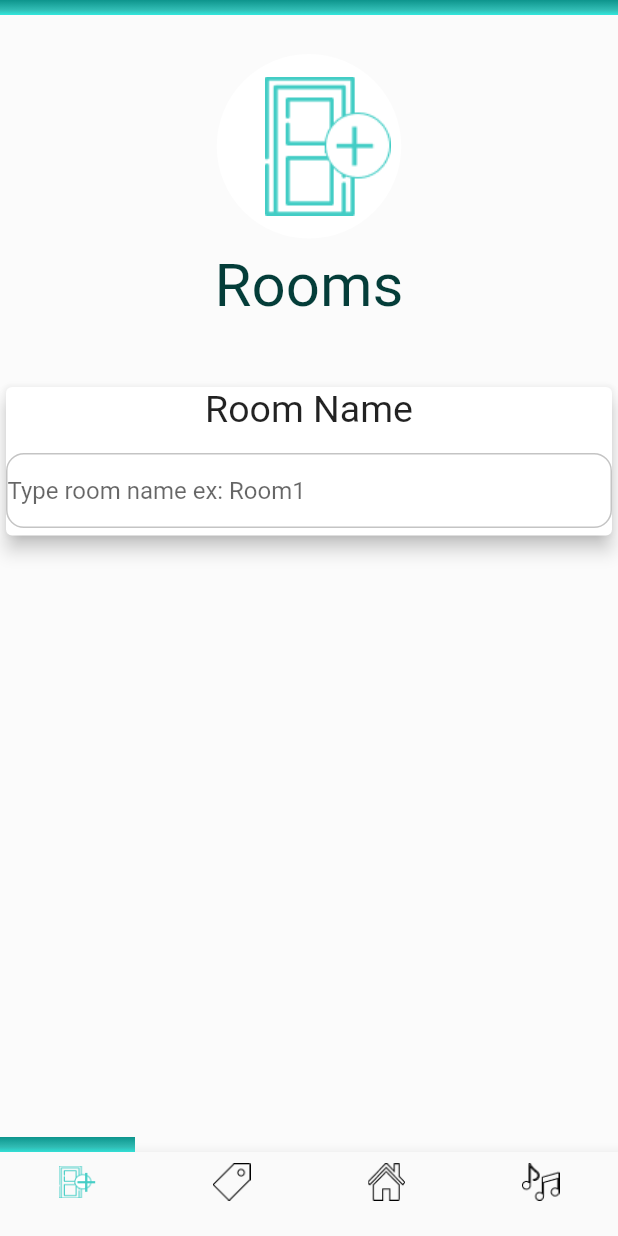
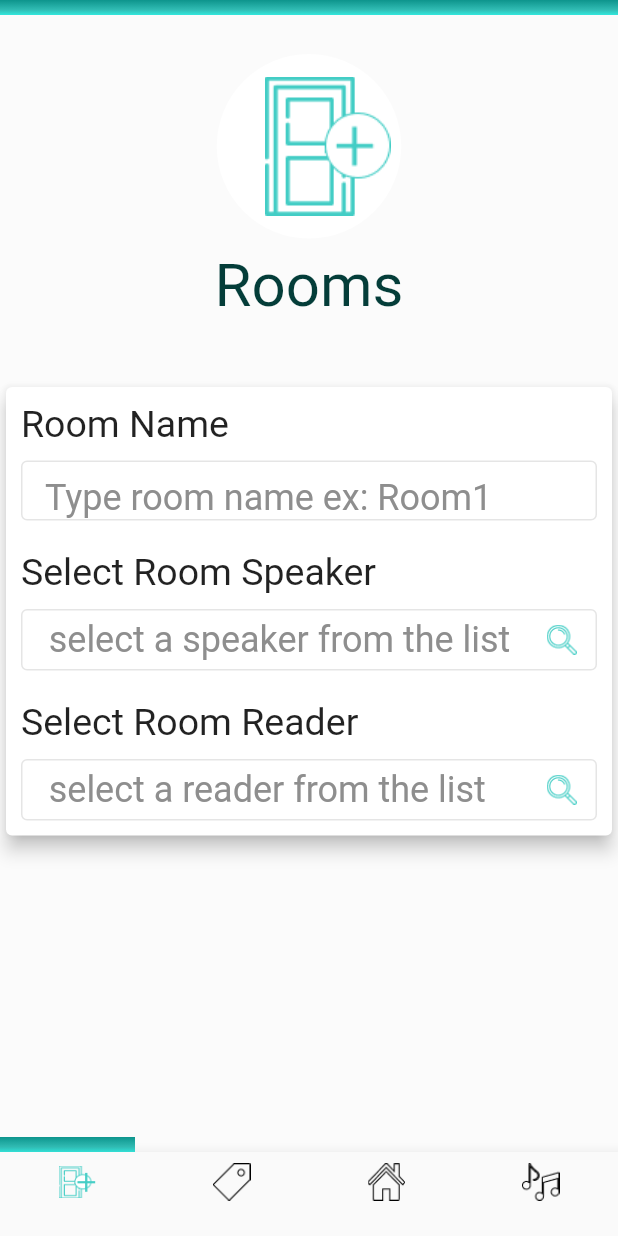
Before and after one commit to slipiduche/systemAPP, a Flutter app: the AddRoomsPage screen opened by its route, on a phone screen of 412 x 824 dp. Run offline on Flutter 3.47's test engine with Material 2 defaults, Android fonts, the phone set to English and light mode, and no system bars; our stand-ins replace file_picker, rxdart, shared_preferences; missing offline and left inert: id3, mime_type, mqtt_client, shared_preferences_web; accounts and stored records are empty.

Commit message:
addromm page

```diff
--- a/lib/src/pages/addRooms_page.dart
+++ b/lib/src/pages/addRooms_page.dart
@@ -84,7 +84,9 @@ class _AddRoomsPageState extends State<AddRoomsPage> {
       elevation: 5.0,
       color: Colors.white,
       child: Container(
+        margin: EdgeInsets.all(10.0),
         child: Column(
+          crossAxisAlignment: CrossAxisAlignment.start,
           children: <Widget>[
             Text(
               'Room Name',
@@ -97,7 +99,37 @@ class _AddRoomsPageState extends State<AddRoomsPage> {
             SizedBox(
               height: 10.0,
             ),
-            roomInput('Type room name ex: Room1', '', () {})
+            roomInput('Type room name ex: Room1', '', () {}),
+            SizedBox(
+              height: 20.0,
+            ),
+            Text(
+              'Select Room Speaker',
+              style: TextStyle(
+                fontSize: 25.0,
+              ),
+              // overflow: TextOverflow.clip,
+              // textAlign: TextAlign.left,
+            ),
+            SizedBox(
+              height: 10.0,
+            ),
+            searchBoxFormRooms('select a speaker from the list', context),
+            SizedBox(
+              height: 20.0,
+            ),
+            Text(
+              'Select Room Reader',
+              style: TextStyle(
+                fontSize: 25.0,
+              ),
+              // overflow: TextOverflow.clip,
+              // textAlign: TextAlign.left,
+            ),
+            SizedBox(
+              height: 10.0,
+            ),
+            searchBoxFormRooms('select a reader from the list', context),
           ],
         ),
       ),
--- a/lib/src/pages/rooms_page.dart
+++ b/lib/src/pages/rooms_page.dart
@@ -97,6 +97,7 @@ class _RoomsPageState extends State<RoomsPage> {
                                               child: GestureDetector(
                                             onTap: () {
                                               print('add room');
+                                              Navigator.of(context).pushNamed('addRoomsPage');
                                             },
                                             child:
                                                 addRoomIcon(50.0, colorMedico),
--- a/lib/src/widgets/widgets.dart
+++ b/lib/src/widgets/widgets.dart
@@ -630,26 +630,33 @@ Widget roomInput(String hintText, String textValue, Function update) {
   return Container(
       // width: _screenSize.width -48.0,
       //padding: EdgeInsets.all(25.0),
-      margin: EdgeInsets.symmetric(vertical: 5.0),
+      //margin: EdgeInsets.symmetric(vertical: 5.0),
+      height: 40.0,
       decoration: BoxDecoration(
         border: Border.all(
-          color: colorBordeBotton,
+          color: colorBordeSearch,
           width: 1.0,
         ),
-        borderRadius: BorderRadius.circular(12.0),
+        borderRadius: BorderRadius.circular(4.0),
         color: Colors.white,
       ),
+      child: Center(
         child: TextField(
           //autofocus: true,
           //textCapitalization: TextCapitalization.sentences,
+          style: TextStyle(
+            fontSize: 24,
+          ),
+
           controller: _textValue,
-        scrollPadding: EdgeInsets.all(5.0),
+          scrollPadding: EdgeInsets.symmetric(horizontal: 5.0),
 
           keyboardType: TextInputType.text,
           decoration: InputDecoration(
               border: InputBorder.none,
               hintText: hintText,
-        ),
+              hintStyle: TextStyle(fontSize: 24, color: colorLetraSearch),
+              contentPadding: EdgeInsets.symmetric(horizontal: 15.0)),
           onChanged: (valor) {
             // _opcionSeleccionada = null;
             // prefs.dispositivoSeleccionado = null;
@@ -661,6 +668,7 @@ Widget roomInput(String hintText, String textValue, Function update) {
           }
           //setState(() {});
           ,
+        ),
       ));
 }
 
@@ -907,3 +915,43 @@ Widget searchBoxForm(String content, BuildContext context) {
     ),
   );
 }
+
+Widget searchBoxFormRooms(String content, BuildContext context) {
+  return Container(
+    child: Container(
+      height: 41.0,
+      width: MediaQuery.of(context).size.width,
+      child: Expanded(
+          child: Row(
+        mainAxisAlignment: MainAxisAlignment.spaceBetween,
+        children: [
+          SizedBox(
+            width: 10.0,
+          ),
+          Container(
+            width: MediaQuery.of(context).size.width - 100,
+            child: Text(
+              content,
+              style: TextStyle(color: colorLetraSearch, fontSize: 24),
+              overflow: TextOverflow.ellipsis,
+            ),
+          ),
+          SizedBox(
+            width: 5.0,
+          ),
+          searchIcon(20.0, colorMedico),
+          SizedBox(
+            width: 5.0,
+          ),
+        ],
+      )),
+      decoration: BoxDecoration(
+          borderRadius: BorderRadius.circular(4.0),
+          color: Colors.white,
+          border: Border.all(
+            color: colorBordeSearch,
+            style: BorderStyle.solid,
+          )),
+    ),
+  );
+}
```
Lines whose indentation alone changed are shown as unchanged.
